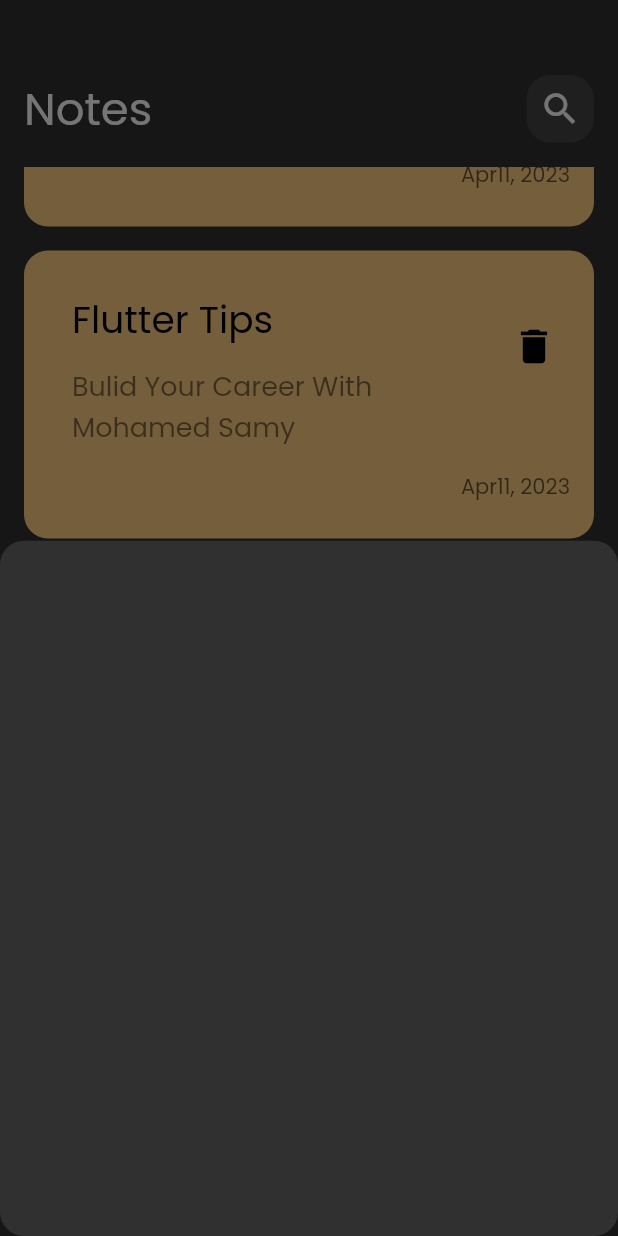
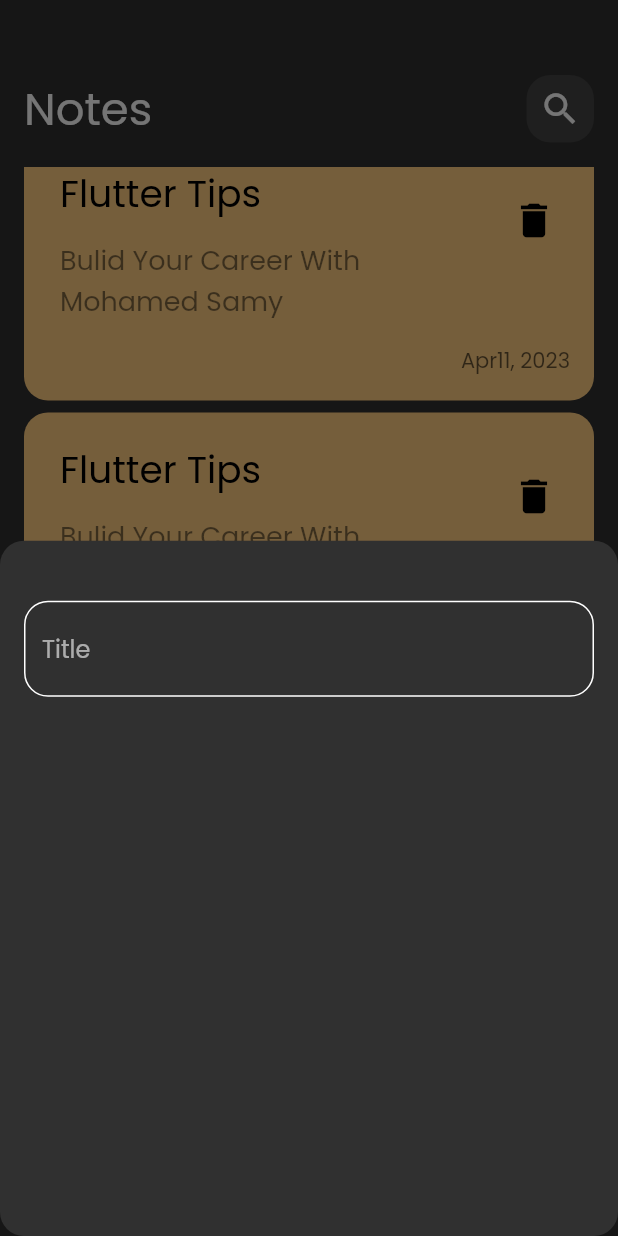
Before and after one commit to MahamedMahgoub/Notes-App, a Flutter app: the screen it shows after launch, scrolled down 576 dp, after a tap on the "add" icon, on a phone screen of 412 x 824 dp. Run offline on Flutter 3.47's test engine with Material 2 defaults, Android fonts, the phone set to English and light mode, and no system bars.

Commit message:
create custom Text Field

```diff
--- /dev/null
+++ b/lib/constants.dart
@@ -0,0 +1,3 @@
+import 'package:flutter/material.dart';
+
+const kPrimaryColor = Color(0xff62FCD7);
--- a/lib/views/widegts/add_note_sheet.dart
+++ b/lib/views/widegts/add_note_sheet.dart
@@ -1,10 +1,19 @@
 import 'package:flutter/material.dart';
+
+import 'custom_text_field.dart';
 
 class AddNoteSheet extends StatelessWidget {
   const AddNoteSheet({super.key});
 
   @override
   Widget build(BuildContext context) {
-    return Container();
+    return Column(
+      children: const [
+        Padding(
+          padding: EdgeInsets.only(top: 40, left: 16, right: 16),
+          child: CustomTextField(),
+        ),
+      ],
+    );
   }
 }
--- /dev/null
+++ b/lib/views/widegts/custom_text_field.dart
@@ -0,0 +1,29 @@
+import 'package:flutter/material.dart';
+import 'package:notes_app/constants.dart';
+
+class CustomTextField extends StatelessWidget {
+  const CustomTextField({super.key});
+
+  @override
+  Widget build(BuildContext context) {
+    return TextField(
+      cursorColor: kPrimaryColor,
+      decoration: InputDecoration(
+        hintText: 'Title',
+        enabledBorder: bulidBorder(),
+        focusedBorder: bulidBorder(color: kPrimaryColor),
+      ),
+    );
+  }
+
+  OutlineInputBorder bulidBorder({color}) {
+    return OutlineInputBorder(
+      borderRadius: BorderRadius.circular(
+        16,
+      ),
+      borderSide: BorderSide(
+        color: color ?? Colors.white,
+      ),
+    );
+  }
+}
--- a/lib/views/widegts/note_item.dart
+++ b/lib/views/widegts/note_item.dart
@@ -6,7 +6,7 @@ class NoteItem extends StatelessWidget {
   @override
   Widget build(BuildContext context) {
     return Container(
-      padding: const EdgeInsets.only(top: 24, bottom: 24, left: 16),
+      padding: const EdgeInsets.only(top: 16, bottom: 16, left: 8),
       decoration: BoxDecoration(
         color: const Color(0xffFFCC80),
         borderRadius: BorderRadius.circular(16),
--- a/lib/views/widegts/note_list_view.dart
+++ b/lib/views/widegts/note_list_view.dart
@@ -11,8 +11,8 @@ class NotesListView extends StatelessWidget {
       child: ListView.builder(
         padding: EdgeInsets.zero,
         itemBuilder: (context, index) {
-          return Padding(
-            padding: const EdgeInsets.symmetric(vertical: 8),
+          return const Padding(
+            padding: EdgeInsets.symmetric(vertical: 4),
             child: NoteItem(),
           );
         },
```
